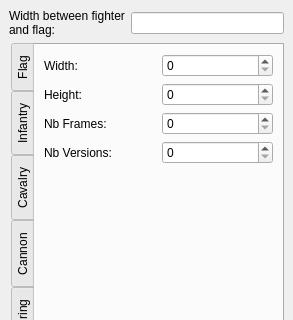
First picture: the form in ksirkskineditor/ksirkspritesdefinition.ui, repository KDE/ksirk, before the edit; both pictures show x 0 to 293 and y 0 to 320 of the 293 by 523 pixel window.
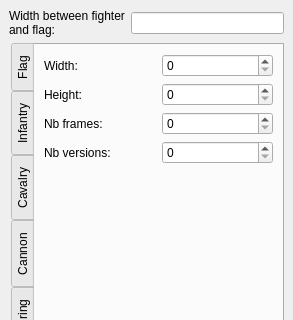
Second picture: the form after the edit.

```diff
--- a/ksirkskineditor/ksirkspritesdefinition.ui
+++ b/ksirkskineditor/ksirkspritesdefinition.ui
@@ -578,7 +578,7 @@
           <item row="2" column="0" >
            <widget class="QLabel" name="label_23" >
             <property name="text" >
-             <string>Nb Frames:</string>
+             <string>Nb frames:</string>
             </property>
            </widget>
           </item>
@@ -595,7 +595,7 @@
           <item row="3" column="0" >
            <widget class="QLabel" name="label_24" >
             <property name="text" >
-             <string>Nb Versions:</string>
+             <string>Nb versions:</string>
             </property>
            </widget>
           </item>
```
Left out of the diff: 20 changed lines with no effect on the pictures.
